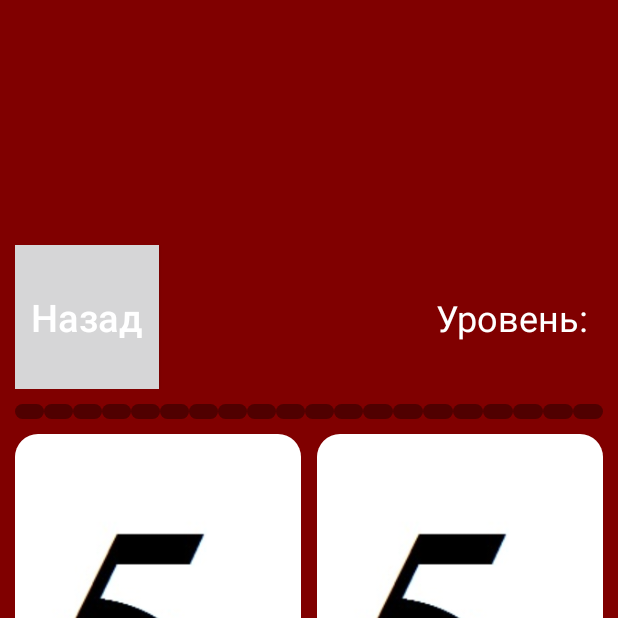
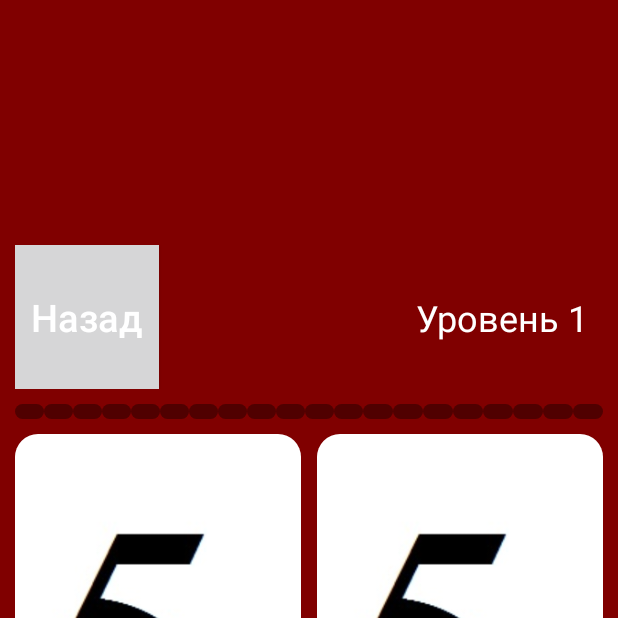
Before and after one commit to bogatovnikita/Quiz, an Android app: the Level1 screen opened directly, with no data from a screen before it, on a phone screen of 412 x 824 dp, the top half of it. Run offline under Robolectric (Android 15) with nearby library versions, the phone set to English and light mode, and no system bars.

Commit message:
add pictures numbers for first level game

```diff
--- a/app/src/main/java/com/bogatovnikita/quiz/Level1.java
+++ b/app/src/main/java/com/bogatovnikita/quiz/Level1.java
@@ -23,6 +23,10 @@ public class Level1 extends AppCompatActivity {
     protected void onCreate(Bundle savedInstanceState) {
         super.onCreate(savedInstanceState);
         setContentView(R.layout.universal);
+
+        TextView textLevels = findViewById(R.id.tv_levels);
+        textLevels.setText(R.string.level1);
+
 
         final ImageView imgLeft = findViewById(R.id.img_left);
         imgLeft.setClipToOutline(true);
--- a/app/src/main/res/values/strings.xml
+++ b/app/src/main/res/values/strings.xml
@@ -3,5 +3,6 @@
     <string name="start">Начать</string>
     <string name="back">Назад</string>
     <string name="level">Уровень:</string>
+    <string name="level1">Уровень 1</string>
     <string name="text_continue">Продолжить</string>
 </resources>
```
Also changed, not shown: app/src/main/res/drawable/onelevel_eight.png (added), app/src/main/res/drawable/onelevel_five.png (added), app/src/main/res/drawable/onelevel_four.png (added), app/src/main/res/drawable/onelevel_nine.png (added), app/src/main/res/drawable/onelevel_one.png (added), app/src/main/res/drawable/onelevel_seven.png (added), app/src/main/res/drawable/onelevel_six.png (added), app/src/main/res/drawable/onelevel_three.png (added), app/src/main/res/drawable/onelevel_two.png (added), app/src/main/res/drawable/onelevel_zero.png (added).
